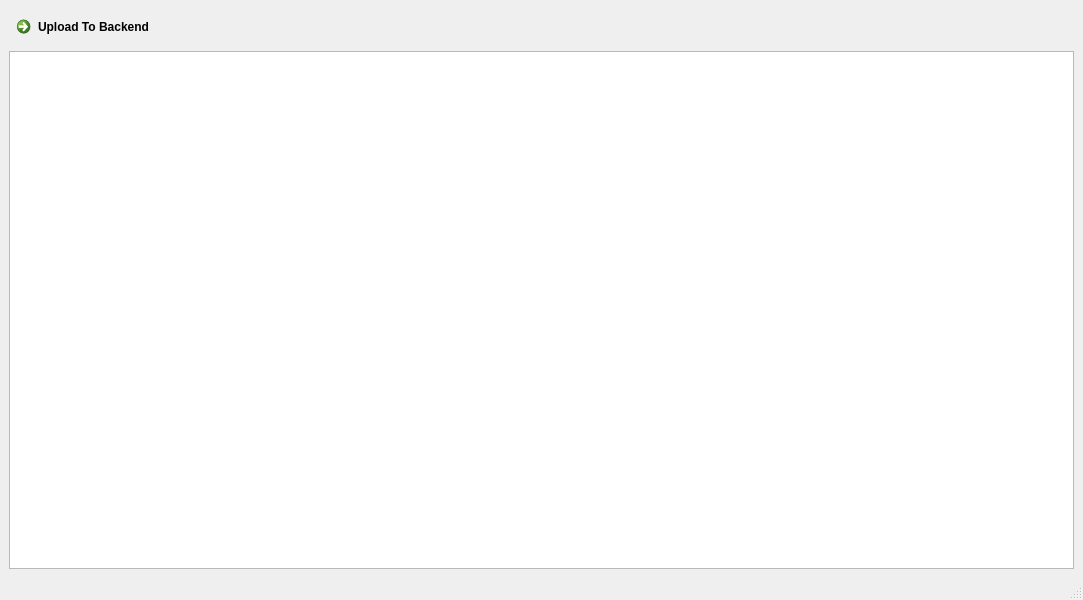
Protestator-Research/Digital-Twin, file CppDigitalTwin/DTClient/ui/UploadProjectFileToBackend.ui: the form before one commit.
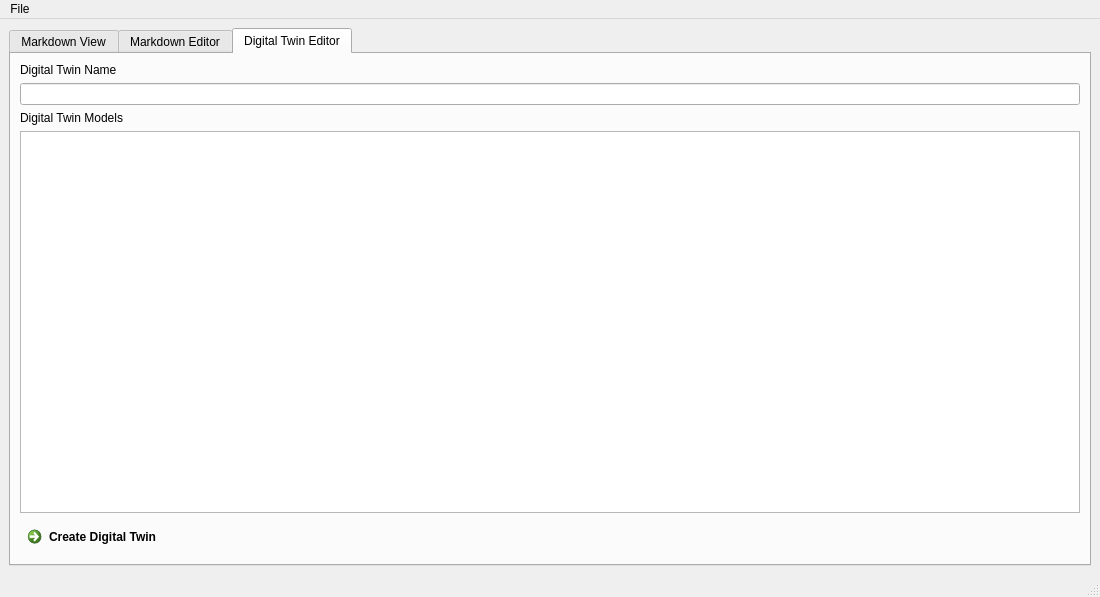
The form after the commit. The open tabs and pages were chosen to show the change.

What changed in the file:
```diff
--- a/CppDigitalTwin/DTClient/ui/UploadProjectFileToBackend.ui
+++ b/CppDigitalTwin/DTClient/ui/UploadProjectFileToBackend.ui
@@ -6,8 +6,8 @@
    <rect>
     <x>0</x>
     <y>0</y>
-    <width>1083</width>
-    <height>600</height>
+    <width>1100</width>
+    <height>597</height>
    </rect>
   </property>
   <property name="windowTitle">
@@ -16,15 +16,66 @@
   <widget class="QWidget" name="centralwidget">
    <layout class="QVBoxLayout" name="verticalLayout">
     <item>
-     <widget class="QCommandLinkButton" name="UploadButton">
-      <property name="text">
-       <string>Upload To Backend</string>
+     <widget class="QTabWidget" name="tabWidget">
+      <property name="currentIndex">
+       <number>0</number>
       </property>
+      <widget class="QWidget" name="View">
+       <attribute name="title">
+        <string>Markdown View</string>
+       </attribute>
+       <layout class="QHBoxLayout" name="horizontalLayout">
+        <item>
+         <widget class="QTextBrowser" name="MarkdownViewer"/>
+        </item>
+       </layout>
+      </widget>
+      <widget class="QWidget" name="tab_2">
+       <attribute name="title">
+        <string>Markdown Editor</string>
+       </attribute>
+       <layout class="QHBoxLayout" name="horizontalLayout_2">
+        <item>
+         <widget class="QTextEdit" name="ProjektEditor"/>
+        </item>
+       </layout>
+      </widget>
+      <widget class="QWidget" name="tab">
+       <attribute name="title">
+        <string>Digital Twin Editor</string>
+       </attribute>
+       <layout class="QVBoxLayout" name="verticalLayout_2">
+        <item>
+         <widget class="QLabel" name="label">
+          <property name="text">
+           <string>Digital Twin Name</string>
+          </property>
+         </widget>
+        </item>
+        <item>
+         <widget class="QLineEdit" name="lineEdit"/>
+        </item>
+        <item>
+         <widget class="QLabel" name="label_2">
+          <property name="text">
+           <string>Digital Twin Models</string>
+          </property>
+         </widget>
+        </item>
+        <item>
+         <widget class="QListView" name="listView"/>
+        </item>
+        <item>
+         <widget class="QCommandLinkButton" name="CreateDTButton">
+          <property name="text">
+           <string>Create Digital Twin</string>
+          </property>
+         </widget>
+        </item>
+       </layout>
+      </widget>
      </widget>
     </item>
-    <item>
-     <widget class="QTextBrowser" name="textBrowser"/>
-    </item>
    </layout>
   </widget>
   <widget class="QMenuBar" name="menubar">
@@ -32,10 +83,20 @@
     <rect>
      <x>0</x>
      <y>0</y>
-     <width>1083</width>
-     <height>37</height>
+     <width>1100</width>
+     <height>21</height>
     </rect>
    </property>
+   <widget class="QMenu" name="menuFile">
+    <property name="title">
+     <string>File</string>
+    </property>
+    <addaction name="actionUpload"/>
+    <addaction name="actionDownload"/>
+    <addaction name="separator"/>
+    <addaction name="actionCreate_new_Project"/>
+   </widget>
+   <addaction name="menuFile"/>
   </widget>
   <widget class="QStatusBar" name="statusbar"/>
  </widget>
```
Left out of the diff: 17 changed lines with no effect on the pictures.
